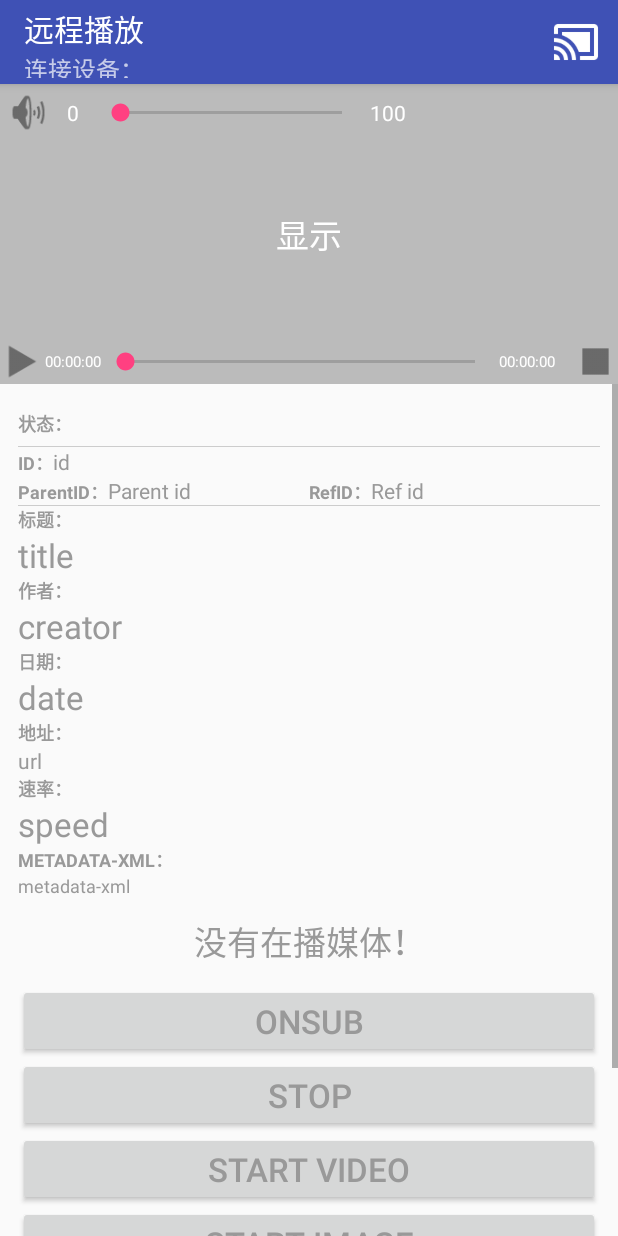
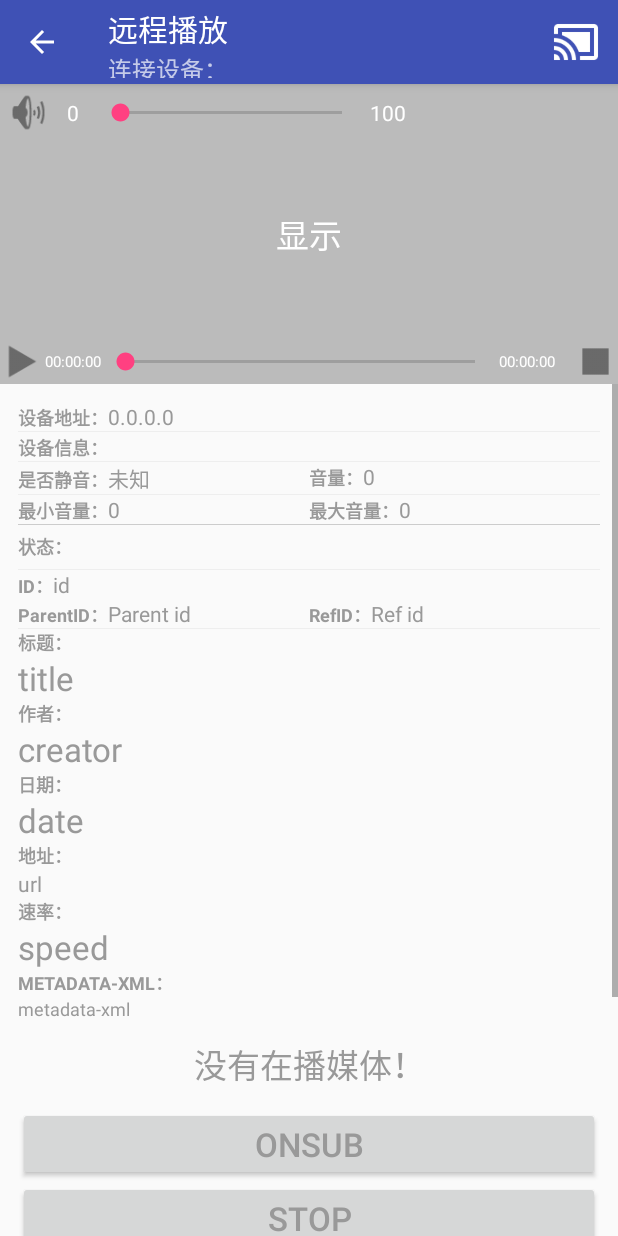
Before and after one commit to battleground/upnp, an Android app: the PlayerActivity screen opened directly, with no data from a screen before it, on a phone screen of 412 x 824 dp. Run offline under Robolectric (Android 15) with nearby library versions, the phone set to English and light mode, and no system bars; libraries missing offline, so code that uses them is left out: org.fourthline.cling; 14 statements that could not run were skipped.

Commit message:
增加：远端设备信息页；

```diff
--- a/app/src/main/java/demo/abooc/com/upnp/UPnP.java
+++ b/app/src/main/java/demo/abooc/com/upnp/UPnP.java
@@ -8,7 +8,9 @@ import org.fourthline.cling.support.model.Res;
 import org.fourthline.cling.support.model.item.Item;
 import org.seamless.util.MimeType;
 
+import java.io.UnsupportedEncodingException;
 import java.net.URI;
+import java.net.URLEncoder;
 import java.util.List;
 
 /**
@@ -34,7 +36,12 @@ public class UPnP {
     public static Res buildRes(String mimeType, String filePath, String url, long size) {
         Res res = new Res(new MimeType(mimeType.substring(0, mimeType.indexOf('/')),
                 mimeType.substring(mimeType.indexOf('/') + 1)), size, url);
-        res.setImportUri(URI.create(url));
+        try {
+            String encode = URLEncoder.encode(filePath, "UTF-8");
+            res.setImportUri(URI.create(encode));
+        } catch (UnsupportedEncodingException e) {
+            e.printStackTrace();
+        }
         return res;
     }
 
@@ -48,18 +55,6 @@ public class UPnP {
             List<Item> items = didlContent.getItems();
             if (items.isEmpty()) return null;
             Item item = items.get(0);
-
-//            String itemId = item.getId();
-//            String refID = item.getRefID();
-//            String parentID = item.getParentID();
-//            boolean restricted = item.isRestricted();
-
-//            Debug.anchor(
-//                    "itemId:" + itemId + "\n"
-//                            + "refID:" + refID + "\n"
-//                            + "parentID:" + parentID + "\n"
-//                            + "是否保密:" + restricted + "\n"
-//                            + ToString.toString(items));
             return item;
         } catch (Exception e) {
             Debug.e(e);
--- a/app/src/main/java/demo/abooc/com/upnp/activity/PlayerActivity.java
+++ b/app/src/main/java/demo/abooc/com/upnp/activity/PlayerActivity.java
@@ -27,7 +27,6 @@ import org.fourthline.cling.support.model.MediaInfo;
 import org.fourthline.cling.support.model.PositionInfo;
 import org.fourthline.cling.support.model.Res;
 import org.fourthline.cling.support.model.TransportState;
-import org.fourthline.cling.support.model.item.ImageItem;
 import org.fourthline.cling.support.model.item.Item;
 import org.fourthline.cling.support.model.item.Photo;
 import org.fourthline.cling.support.renderingcontrol.callback.GetVolume;
@@ -55,11 +54,13 @@ public class PlayerActivity extends AppCompatActivity
 
     private Renderer mRenderer;
     private RendererPlayer mRendererPlayer;
+    private RendererInfoView mRendererInfoView;
     private MediaInfoView mMediaInfoView;
 
     @Override
     protected void onCreate(Bundle savedInstanceState) {
         super.onCreate(savedInstanceState);
+        getSupportActionBar().setDisplayHomeAsUpEnabled(true);
 
         mRenderer = Renderer.get();
         mRendererPlayer = RendererPlayer.get();
@@ -79,6 +80,7 @@ public class PlayerActivity extends AppCompatActivity
         mMessageView = (TextView) findViewById(R.id.MessageView);
         mWaitingView = findViewById(R.id.Waiting);
 
+        mRendererInfoView = new RendererInfoView(findViewById(R.id.RendererInfoView));
         mMediaInfoView = new MediaInfoView(findViewById(R.id.MediaInfoView));
 
     }
@@ -141,8 +143,19 @@ public class PlayerActivity extends AppCompatActivity
                         @Override
                         public void run() {
                             mVideoPlayerView.setState(TransportState.STOPPED);
+                            mVideoPlayerView.setTitle("没有媒体在播放");
                         }
                     });
+                }
+
+                @Override
+                public void onRemoteMuteChanged(boolean mute) {
+                    mRendererInfoView.setMute(mute);
+                }
+
+                @Override
+                public void onRemoteVolumeChanged(long volume) {
+                    mRendererInfoView.setVolume(volume);
                 }
             };
 
@@ -167,6 +180,9 @@ public class PlayerActivity extends AppCompatActivity
     @Override
     public boolean onOptionsItemSelected(MenuItem item) {
         switch (item.getItemId()) {
+            case android.R.id.home:
+                finish();
+                break;
             case R.id.menu_switch:
                 ScanActivity.launch(this);
                 break;
@@ -177,6 +193,12 @@ public class PlayerActivity extends AppCompatActivity
     @Override
     protected void onResume() {
         super.onResume();
+
+        Device boundDevice = DlnaManager.getInstance().getBoundDevice();
+        String friendlyName = boundDevice.getDetails().getFriendlyName();
+        mRendererInfoView.setDeviceInfo(friendlyName + "" + boundDevice.getType());
+
+
         mRendererPlayer.getMediaInfo(mMediaInfoCallback);
         mRenderer.getMute();
 
@@ -226,6 +248,7 @@ public class PlayerActivity extends AppCompatActivity
             case R.id.Stop:
                 Toast.show("即将停止...");
                 mRendererPlayer.stop();
+                mRendererPlayer.stopTrack();
                 mVideoPlayerView.setState(TransportState.STOPPED);
                 break;
             case R.id.VolumeMute:
@@ -246,12 +269,15 @@ public class PlayerActivity extends AppCompatActivity
                 public void run() {
                     if (item == null) {
                         getSupportActionBar().setTitle("--");
-                        mVideoPlayerView.setTitle("--");
+                        mVideoPlayerView.setState(TransportState.STOPPED);
                         mMediaInfoView.setVisibility(View.GONE);
                         mMediaInfoView.clear();
                         mMessageView.setVisibility(View.VISIBLE);
                         return;
                     }
+
+                    getSupportActionBar().setTitle(item.getTitle());
+
                     mMessageView.setVisibility(View.GONE);
                     mMediaInfoView.setVisibility(View.VISIBLE);
 
@@ -357,6 +383,7 @@ public class PlayerActivity extends AppCompatActivity
 
     public void onStopEvent(View view) {
         mRendererPlayer.stop();
+        mRendererPlayer.stopTrack();
         mVideoPlayerView.setState(TransportState.STOPPED);
     }
 
--- /dev/null
+++ b/app/src/main/java/demo/abooc/com/upnp/activity/RendererInfoView.java
@@ -0,0 +1,77 @@
+package demo.abooc.com.upnp.activity;
+
+import android.view.View;
+import android.widget.TextView;
+
+import demo.abooc.com.upnp.R;
+
+/**
+ * Created by author:李瑞宇
+ * email:allnet@live.cn
+ * on 16/10/20.
+ */
+
+public class RendererInfoView {
+
+    private View rootView;
+
+    private TextView mIPAddressText;
+    private TextView mDeviceInfoText;
+    private TextView mIsMuteText;
+
+    private TextView mVolumeValueText;
+    private TextView mVolumeMaxText;
+    private TextView mVolumeMinText;
+
+    public RendererInfoView(View root) {
+        rootView = root;
+
+        mIPAddressText = (TextView) root.findViewById(R.id.IPAddress);
+        mDeviceInfoText = (TextView) root.findViewById(R.id.DeviceInfo);
+        mIsMuteText = (TextView) root.findViewById(R.id.VolumeValue);
+
+        mVolumeValueText = (TextView) root.findViewById(R.id.VolumeValue);
+        mVolumeMaxText = (TextView) root.findViewById(R.id.VolumeMaxValue);
+        mVolumeMinText = (TextView) root.findViewById(R.id.VolumeMinValue);
+
+    }
+
+    public void setVisibility(int visibility) {
+        rootView.setVisibility(visibility);
+    }
+
+    public void setIpAddress(String ipAddress) {
+        mIPAddressText.setText(ipAddress);
+    }
+
+    public void setDeviceInfo(String deviceInfo) {
+        mDeviceInfoText.setText(deviceInfo);
+    }
+
+    public void setMute(boolean mute) {
+        mIsMuteText.setText(Boolean.valueOf(mute).toString());
+    }
+
+    public void setVolume(long volume) {
+        mVolumeValueText.setText(String.valueOf(volume));
+    }
+
+    public void setVolumeMax(String volumeMax) {
+        mVolumeMaxText.setText(volumeMax);
+    }
+
+    public void setVolumeMin(String volumeMin) {
+        mVolumeMinText.setText(volumeMin);
+    }
+
+    public void clear() {
+        mIPAddressText.setText(null);
+        mDeviceInfoText.setText(null);
+        mIsMuteText.setText(null);
+
+        mVolumeValueText.setText(null);
+        mVolumeMaxText.setText(null);
+        mVolumeMinText.setText(null);
+    }
+
+}
--- a/app/src/main/java/demo/abooc/com/upnp/activity/ScanActivity.java
+++ b/app/src/main/java/demo/abooc/com/upnp/activity/ScanActivity.java
@@ -22,7 +22,6 @@ import com.abooc.upnp.RendererPlayer;
 import com.abooc.upnp.model.CDevice;
 import com.abooc.upnp.model.DeviceDisplay;
 import com.abooc.util.Debug;
-import com.abooc.widget.Toast;
 
 import org.fourthline.cling.android.NetworkUtils;
 import org.fourthline.cling.model.message.header.DeviceTypeHeader;
@@ -36,8 +35,6 @@ import org.fourthline.cling.model.types.DeviceType;
 import org.fourthline.cling.model.types.UDAServiceType;
 import org.fourthline.cling.registry.DefaultRegistryListener;
 import org.fourthline.cling.registry.Registry;
-import org.fourthline.cling.transport.Router;
-import org.fourthline.cling.transport.RouterException;
 
 import java.util.Collections;
 import java.util.Comparator;
@@ -66,6 +63,7 @@ public class ScanActivity extends AppCompatActivity
     @Override
     protected void onCreate(Bundle savedInstanceState) {
         super.onCreate(savedInstanceState);
+        getSupportActionBar().setDisplayHomeAsUpEnabled(true);
 
         setContentView(R.layout.activity_scan);
         mEmptyView = (TextView) findViewById(android.R.id.empty);
@@ -169,38 +167,19 @@ public class ScanActivity extends AppCompatActivity
         return super.onCreateOptionsMenu(menu);
     }
 
-    private void turnRouter() {
-        new Thread(new Runnable() {
-            @Override
-            public void run() {
-                try {
-                    Router router = DlnaManager.getInstance().getBindRouter();
-                    if (router.isEnabled()) {
-                        Toast.show("关闭");
-                        Debug.anchor("disable");
-                        router.disable();
-                    } else {
-                        Toast.show("开启");
-                        Debug.anchor("enable");
-                        router.enable();
-                    }
-                } catch (RouterException e) {
-                    Debug.e(e.getMessage());
-                }
-            }
-        }).start();
-    }
-
     @Override
     public boolean onOptionsItemSelected(MenuItem item) {
         switch (item.getItemId()) {
+            case android.R.id.home:
+                finish();
+                break;
             case R.id.menu_switchRouter:
 //                NetworkInfo networkInfo = NetworkUtils.getConnectedNetworkInfo(this);
 //                Debug.anchor(networkInfo);
 //                if (networkInfo != null) {
 //                    getSupportActionBar().setSubtitle("当前Wi-Fi：" + networkInfo.getExtraInfo());
 //                }
-                turnRouter();
+                DlnaManager.asyncSwitchRouter();
                 break;
             case R.id.menu_serviceType: // Default
                 if (iUITimer.isRunning()) {
--- a/app/src/main/res/layout/activity_player.xml
+++ b/app/src/main/res/layout/activity_player.xml
@@ -24,6 +24,14 @@
             android:layout_height="match_parent"
             android:orientation="vertical"
             android:padding="12dp">
+
+            <include
+                layout="@layout/renderer_info" />
+
+            <TextView
+                android:layout_width="match_parent"
+                android:layout_height="0.5dp"
+                android:background="#CCC" />
 
             <include
                 layout="@layout/media_info" />
--- a/app/src/main/res/layout/media_info.xml
+++ b/app/src/main/res/layout/media_info.xml
@@ -35,7 +35,7 @@
         <TextView
             android:layout_width="match_parent"
             android:layout_height="0.5dp"
-            android:background="#CCC" />
+            android:background="#EEE" />
 
         <LinearLayout
             android:layout_width="match_parent"
@@ -116,7 +116,7 @@
         <TextView
             android:layout_width="match_parent"
             android:layout_height="0.5dp"
-            android:background="#CCC" />
+            android:background="#EEE" />
 
         <TextView
             android:layout_width="match_parent"
--- /dev/null
+++ b/app/src/main/res/layout/renderer_info.xml
@@ -0,0 +1,173 @@
+<?xml version="1.0" encoding="utf-8"?>
+<LinearLayout xmlns:android="http://schemas.android.com/apk/res/android"
+    android:id="@+id/RendererInfoView"
+    android:layout_width="match_parent"
+    android:layout_height="match_parent"
+    android:orientation="vertical">
+
+    <LinearLayout
+        android:layout_width="match_parent"
+        android:layout_height="wrap_content"
+        android:orientation="horizontal">
+
+        <TextView
+            android:layout_width="wrap_content"
+            android:layout_height="wrap_content"
+            android:text="设备地址："
+            android:textColor="#999"
+            android:textSize="12sp"
+            android:textStyle="bold" />
+
+        <TextView
+            android:id="@+id/IPAddress"
+            android:layout_width="match_parent"
+            android:layout_height="wrap_content"
+            android:layout_weight="1"
+            android:text="0.0.0.0"
+            android:textColor="#999" />
+    </LinearLayout>
+
+    <TextView
+        android:layout_width="match_parent"
+        android:layout_height="0.5dp"
+        android:background="#EEE" />
+
+    <LinearLayout
+        android:layout_width="match_parent"
+        android:layout_height="wrap_content"
+        android:orientation="horizontal">
+
+        <TextView
+            android:layout_width="wrap_content"
+            android:layout_height="wrap_content"
+            android:text="设备信息："
+            android:textColor="#999"
+            android:textSize="12sp"
+            android:textStyle="bold" />
+
+        <TextView
+            android:id="@+id/DeviceInfo"
+            android:layout_width="match_parent"
+            android:layout_height="wrap_content"
+            android:layout_weight="1"
+            android:text=""
+            android:textColor="#999" />
+    </LinearLayout>
+
+    <TextView
+        android:layout_width="match_parent"
+        android:layout_height="0.5dp"
+        android:background="#EEE" />
+
+    <LinearLayout
+        android:layout_width="match_parent"
+        android:layout_height="wrap_content"
+        android:orientation="horizontal">
+
+        <LinearLayout
+            android:layout_width="match_parent"
+            android:layout_height="match_parent"
+            android:layout_weight="1"
+            android:orientation="horizontal">
+
+            <TextView
+                android:layout_width="wrap_content"
+                android:layout_height="wrap_content"
+                android:text="是否静音："
+                android:textColor="#999"
+                android:textSize="12sp"
+                android:textStyle="bold" />
+
+            <TextView
+                android:id="@+id/VolumeValue"
+                android:layout_width="match_parent"
+                android:layout_height="wrap_content"
+                android:layout_weight="1"
+                android:text="未知"
+                android:textColor="#999" />
+        </LinearLayout>
+
+
+        <LinearLayout
+            android:layout_width="match_parent"
+            android:layout_height="match_parent"
+            android:layout_weight="1"
+            android:orientation="horizontal">
+
+
+            <TextView
+                android:layout_width="wrap_content"
+                android:layout_height="wrap_content"
+                android:text="音量："
+                android:textColor="#999"
+                android:textSize="12sp"
+                android:textStyle="bold" />
+
+            <TextView
+                android:id="@+id/VolumeValue"
+                android:layout_width="match_parent"
+                android:layout_height="wrap_content"
+                android:layout_weight="1"
+                android:text="0"
+                android:textColor="#999" />
+        </LinearLayout>
+
+    </LinearLayout>
+
+    <TextView
+        android:layout_width="match_parent"
+        android:layout_height="0.5dp"
+        android:background="#EEE" />
+
+    <LinearLayout
+        android:layout_width="match_parent"
+        android:layout_height="wrap_content"
+        android:orientation="horizontal">
+
+        <LinearLayout
+            android:layout_width="match_parent"
+            android:layout_height="match_parent"
+            android:layout_weight="1"
+            android:orientation="horizontal">
+
+            <TextView
+                android:layout_width="wrap_content"
+                android:layout_height="wrap_content"
+                android:text="最小音量："
+                android:textColor="#999"
+                android:textSize="12sp"
+                android:textStyle="bold" />
+
+            <TextView
+                android:id="@+id/VolumeMinValue"
+                android:layout_width="match_parent"
+                android:layout_height="wrap_content"
+                android:layout_weight="1"
+                android:text="0"
+                android:textColor="#999" />
+        </LinearLayout>
+
+        <LinearLayout
+            android:layout_width="match_parent"
+            android:layout_height="match_parent"
+            android:layout_weight="1"
+            android:orientation="horizontal">
+
+            <TextView
+                android:layout_width="wrap_content"
+                android:layout_height="wrap_content"
+                android:text="最大音量："
+                android:textColor="#999"
+                android:textSize="12sp"
+                android:textStyle="bold" />
+
+            <TextView
+                android:id="@+id/VolumeMaxValue"
+                android:layout_width="match_parent"
+                android:layout_height="wrap_content"
+                android:layout_weight="1"
+                android:text="0"
+                android:textColor="#999" />
+        </LinearLayout>
+    </LinearLayout>
+</LinearLayout>
```
